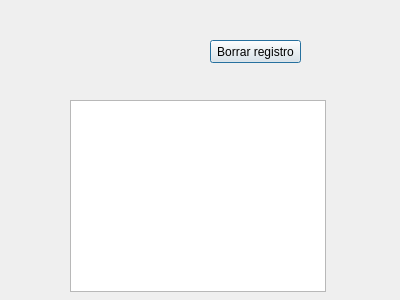
First picture: the form in dialogver.ui, repository ragingdemon/DB_text, before the edit.
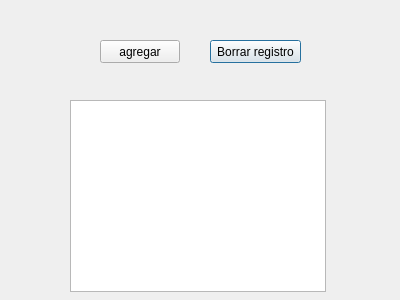
Second picture: the form after the edit.

Diff of the .ui file:
```diff
--- a/dialogver.ui
+++ b/dialogver.ui
@@ -36,6 +36,19 @@
     <string>Borrar registro</string>
    </property>
   </widget>
+  <widget class="QPushButton" name="le_agregar">
+   <property name="geometry">
+    <rect>
+     <x>100</x>
+     <y>40</y>
+     <width>80</width>
+     <height>23</height>
+    </rect>
+   </property>
+   <property name="text">
+    <string>agregar</string>
+   </property>
+  </widget>
  </widget>
  <resources/>
  <connections/>
```
